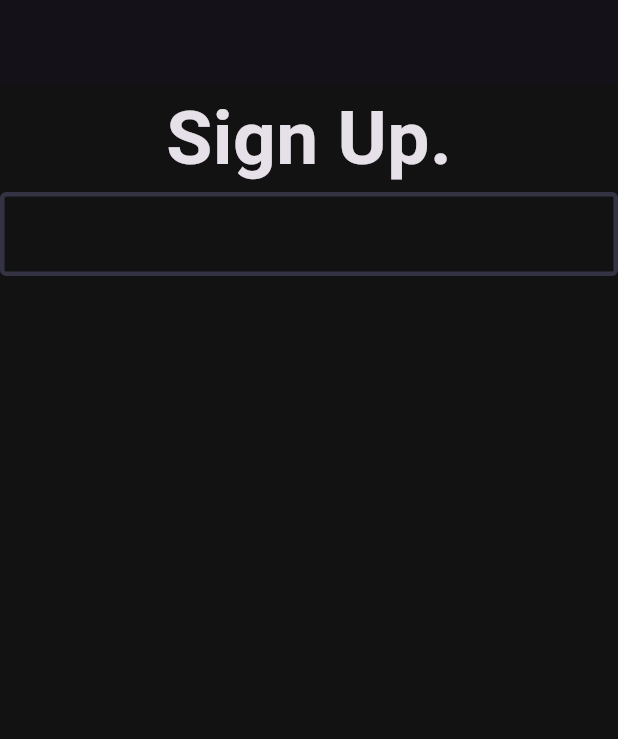
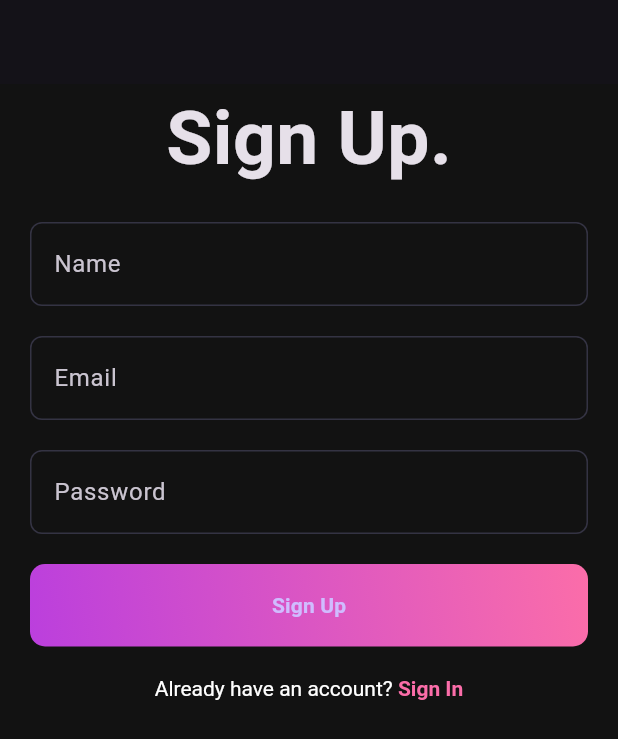
Before and after one commit to thiendangit/Musiczzzz, a Flutter app: the screen it shows after launch, on a phone screen of 412 x 824 dp. Shown: the top 739 px of the screen. Run offline on Flutter 3.47's test engine with Material 3 defaults, Android fonts, the phone set to English and light mode, and no system bars.

Commit message:
feat: add signup ui

```diff
--- a/client/lib/core/theme/app_pallete.dart
+++ b/client/lib/core/theme/app_pallete.dart
@@ -17,4 +17,6 @@ class Pallete {
   static const Color transparentColor = Colors.transparent;
 
   static const Color inactiveSeekColor = Colors.white38;
+
+  static const Color blue = Colors.blue;
 }
--- a/client/lib/core/theme/app_theme.dart
+++ b/client/lib/core/theme/app_theme.dart
@@ -3,15 +3,15 @@ import 'package:flutter/material.dart';
 
 class AppTheme {
   static ThemeData theme = ThemeData.dark().copyWith(
-    scaffoldBackgroundColor: Pallete.backgroundColor,
+        scaffoldBackgroundColor: Pallete.backgroundColor,
     inputDecorationTheme: const InputDecorationTheme(
       enabledBorder: OutlineInputBorder(
-        borderSide: BorderSide(color: Pallete.gradient2, width: 10),
+        borderSide: BorderSide(color: Pallete.borderColor, width: 3),
       ),
       focusedBorder: OutlineInputBorder(
-        borderSide: BorderSide(color: Pallete.gradient2, width: 10),
+        borderSide: BorderSide(color: Pallete.borderColor, width: 3),
       ),
       floatingLabelBehavior: FloatingLabelBehavior.always,
     ),
-  );
+    );
 }
--- a/client/lib/features/auth/views/pages/signup_page.dart
+++ b/client/lib/features/auth/views/pages/signup_page.dart
@@ -1,3 +1,5 @@
+import 'package:client/core/theme/app_pallete.dart';
+import 'package:client/features/auth/views/widgets/auth_gradient_button.dart';
 import 'package:client/features/auth/views/widgets/custom_field.dart';
 import 'package:flutter/material.dart';
 
@@ -9,15 +11,114 @@ class SignupPage extends StatefulWidget {
 }
 
 class _SignupPageState extends State<SignupPage> {
+  final nameController = TextEditingController();
+  final emailController = TextEditingController();
+  final passwordController = TextEditingController();
+  final formKey = GlobalKey<FormState>();
+
+  @override
+  void dispose() {
+    nameController.dispose();
+    emailController.dispose();
+    passwordController.dispose();
+    super.dispose();
+  }
+
+  void signUpUser() {
+    if (formKey.currentState!.validate()) {
+      // Print the values to verify data capture
+      debugPrint('Name: ${nameController.text}');
+      debugPrint('Email: ${emailController.text}');
+      debugPrint('Password: ${passwordController.text}');
+    } else {
+      ScaffoldMessenger.of(context).showSnackBar(
+        const SnackBar(
+          content: Text('Please fix the errors in the form'),
+          backgroundColor: Colors.red,
+        ),
+      );
+    }
+  }
+
   @override
   Widget build(BuildContext context) {
     return Scaffold(
       appBar: AppBar(),
-      body: const Column(
-        children: [
-          Text('Sign Up.', style: TextStyle(fontSize: 50, fontWeight: FontWeight.bold)),
-          CustomField()
-        ],
+      body: Padding(
+        padding: const EdgeInsets.symmetric(horizontal: 20),
+        child: Column(
+          children: [
+            Form(
+              key: formKey,
+              child: Column(
+                children: [
+                  const Text(
+                    'Sign Up.',
+                    style: TextStyle(fontSize: 50, fontWeight: FontWeight.bold),
+                  ),
+                  const SizedBox(height: 20),
+                  CustomField(
+                    hintText: 'Name',
+                    controller: nameController,
+                    validator: (value) {
+                      if (value == null || value.isEmpty) {
+                        return 'Please enter your name';
+                      }
+                      return null;
+                    },
+                  ),
+                  const SizedBox(height: 20),
+                  CustomField(
+                    hintText: 'Email',
+                    controller: emailController,
+                    validator: (value) {
+                      if (value == null || value.isEmpty) {
+                        return 'Please enter your email';
+                      }
+                      if (!value.contains('@')) {
+                        return 'Please enter a valid email';
+                      }
+                      return null;
+                    },
+                  ),
+                  const SizedBox(height: 20),
+                  CustomField(
+                    hintText: 'Password',
+                    controller: passwordController,
+                    obscureText: true,
+                    validator: (value) {
+                      if (value == null || value.isEmpty) {
+                        return 'Please enter your password';
+                      }
+                      if (value.length < 6) {
+                        return 'Password must be at least 6 characters';
+                      }
+                      return null;
+                    },
+                  ),
+                  const SizedBox(height: 20),
+                  AuthGradientButton(onPressed: signUpUser),
+                  const SizedBox(height: 20),
+                  RichText(
+                    text: const TextSpan(
+                      text: 'Already have an account? ',
+                      style: TextStyle(color: Pallete.whiteColor),
+                      children: [
+                        TextSpan(
+                          text: 'Sign In',
+                          style: TextStyle(
+                            color: Pallete.gradient2,
+                            fontWeight: FontWeight.bold,
+                          ),
+                        ),
+                      ],
+                    ),
+                  ),
+                ],
+              ),
+            ),
+          ],
+        ),
       ),
     );
   }
--- /dev/null
+++ b/client/lib/features/auth/views/widgets/auth_gradient_button.dart
@@ -0,0 +1,69 @@
+import 'package:client/core/theme/app_pallete.dart';
+import 'package:flutter/material.dart';
+
+class AuthGradientButton extends StatefulWidget {
+  final VoidCallback onPressed;
+
+  const AuthGradientButton({
+    super.key,
+    required this.onPressed,
+  });
+
+  @override
+  State<AuthGradientButton> createState() => _AuthGradientButtonState();
+}
+
+class _AuthGradientButtonState extends State<AuthGradientButton> {
+  bool _isLoading = false;
+
+  void _handlePress() async {
+    setState(() {
+      _isLoading = true;
+    });
+
+    try {
+      await Future.microtask(() => widget.onPressed());
+    } finally {
+      if (mounted) {
+        setState(() {
+          _isLoading = false;
+        });
+      }
+    }
+  }
+
+  @override
+  Widget build(BuildContext context) {
+    return Container(
+      decoration: BoxDecoration(
+        borderRadius: BorderRadius.circular(10),
+        gradient: const LinearGradient(
+          begin: Alignment.bottomLeft,
+          end: Alignment.topRight,
+          colors: [Pallete.gradient1, Pallete.gradient2],
+        ),
+      ),
+      child: ElevatedButton(
+        onPressed: _isLoading ? null : _handlePress,
+        style: ElevatedButton.styleFrom(
+          backgroundColor: Pallete.transparentColor,
+          shadowColor: Pallete.transparentColor,
+          fixedSize: const Size(395, 55),
+        ),
+        child: _isLoading
+            ? const SizedBox(
+                height: 20,
+                width: 20,
+                child: CircularProgressIndicator(
+                  color: Colors.white,
+                  strokeWidth: 2,
+                ),
+              )
+            : const Text(
+                'Sign Up',
+                style: TextStyle(fontWeight: FontWeight.bold),
+              ),
+      ),
+    );
+  }
+}
--- a/client/lib/features/auth/views/widgets/custom_field.dart
+++ b/client/lib/features/auth/views/widgets/custom_field.dart
@@ -1,12 +1,48 @@
 import 'package:flutter/material.dart';
+import 'package:client/core/theme/app_pallete.dart';
 
 class CustomField extends StatelessWidget {
-  const CustomField({super.key});
+  final String hintText;
+  final TextEditingController controller;
+  final bool obscureText;
+  final String? Function(String?)? validator;
+
+  const CustomField({
+    super.key,
+    required this.hintText,
+    required this.controller,
+    this.obscureText = false,
+    this.validator,
+  });
 
   @override
   Widget build(BuildContext context) {
     return TextFormField(
-      decoration: const InputDecoration(),
+      controller: controller,
+      obscureText: obscureText,
+      validator: validator,
+      decoration: InputDecoration(
+        hintText: hintText,
+        border: OutlineInputBorder(
+          borderRadius: BorderRadius.circular(8),
+          borderSide: const BorderSide(
+            color: Pallete.borderColor,
+          ),
+        ),
+        focusedBorder: OutlineInputBorder(
+          borderRadius: BorderRadius.circular(8),
+          borderSide: const BorderSide(
+            color: Pallete.gradient2,
+            width: 2,
+          ),
+        ),
+        enabledBorder: OutlineInputBorder(
+          borderRadius: BorderRadius.circular(8),
+          borderSide: const BorderSide(
+            color: Pallete.borderColor,
+          ),
+        ),
+      ),
     );
   }
 }
--- a/client/lib/main.dart
+++ b/client/lib/main.dart
@@ -10,6 +10,11 @@ void main() {
 class MyApp extends StatelessWidget {
   const MyApp({super.key});
 
+  static OutlineInputBorder _border(Color color) => OutlineInputBorder(
+        borderRadius: BorderRadius.circular(10),
+        borderSide: BorderSide(color: color, width: 3),
+      );
+
   // This widget is the root of your application.
   @override
   Widget build(BuildContext context) {
@@ -19,15 +24,11 @@ class MyApp extends StatelessWidget {
       themeMode: ThemeMode.light,
       theme: ThemeData.dark().copyWith(
         scaffoldBackgroundColor: Pallete.backgroundColor,
-    inputDecorationTheme: const InputDecorationTheme(
-      enabledBorder: OutlineInputBorder(
-        borderSide: BorderSide(color: Pallete.borderColor, width: 3),
-      ),
-      focusedBorder: OutlineInputBorder(
-        borderSide: BorderSide(color: Pallete.borderColor, width: 3),
-      ),
-      floatingLabelBehavior: FloatingLabelBehavior.always,
-    ),
+        inputDecorationTheme: InputDecorationTheme(
+          enabledBorder: _border(Pallete.borderColor),
+          focusedBorder: _border(Pallete.gradient2),
+          floatingLabelBehavior: FloatingLabelBehavior.always,
+        ),
       ),
       home: const SignupPage(),
     );
```
